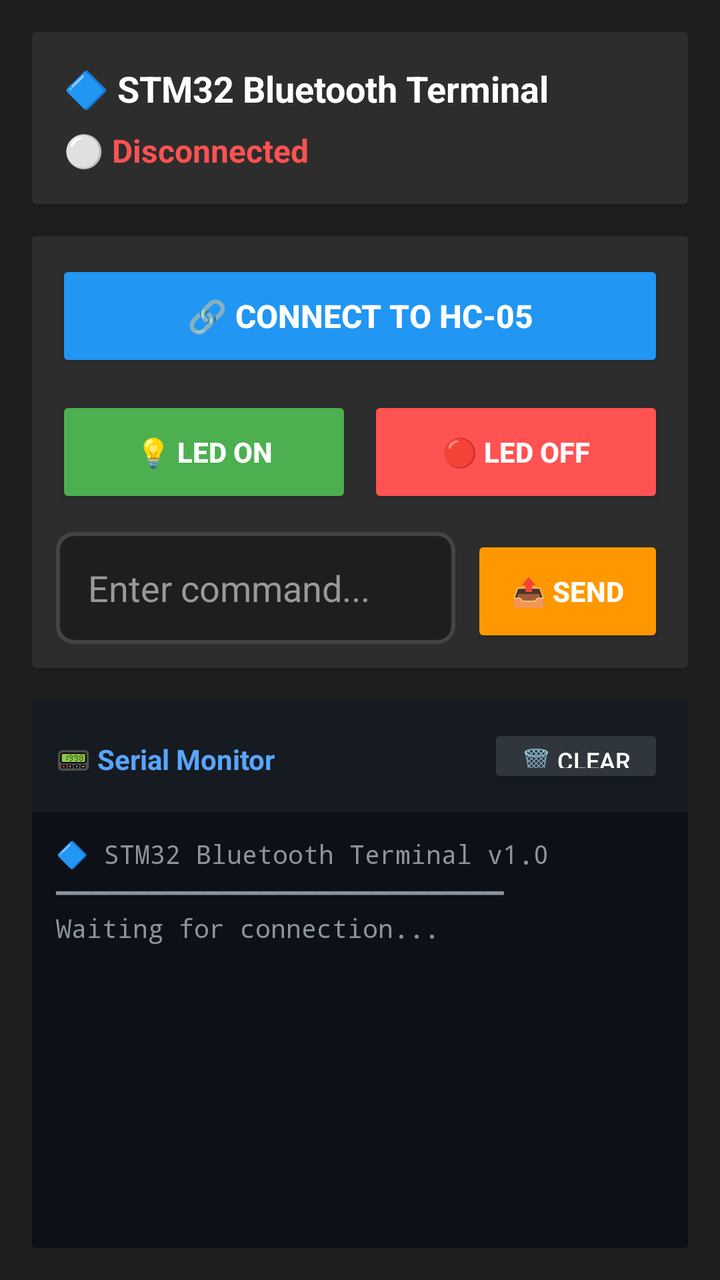
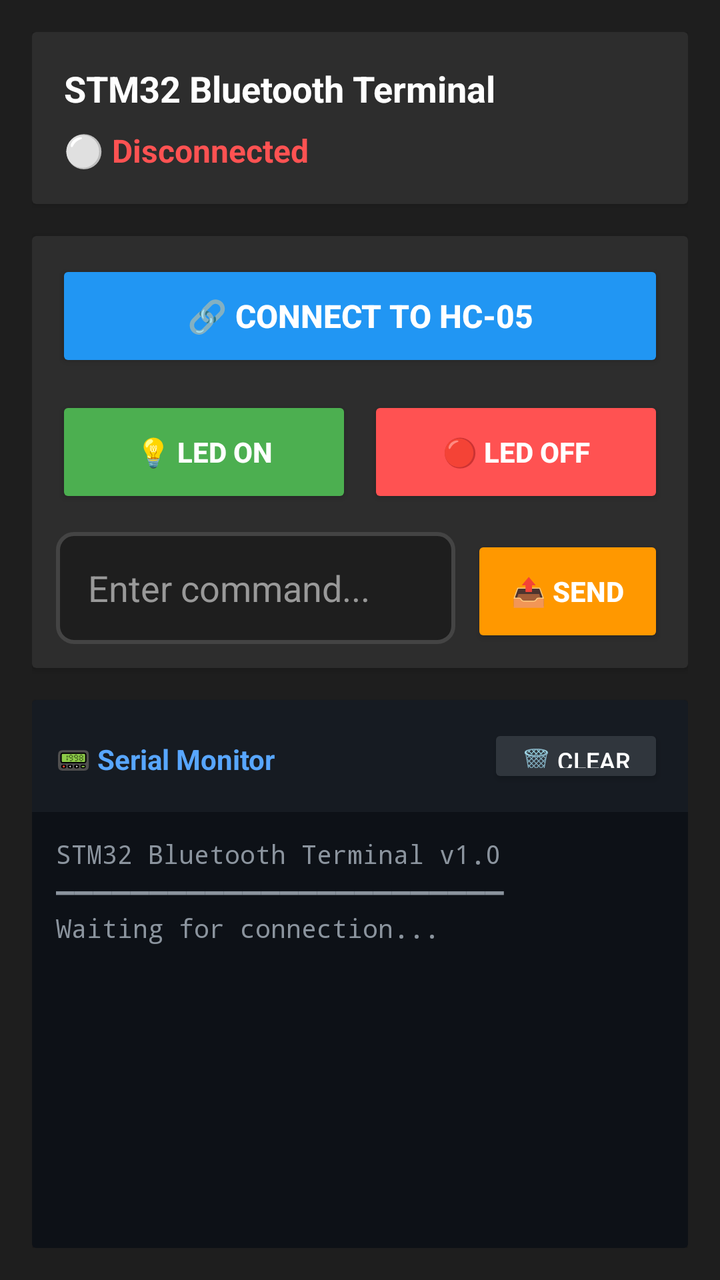

Screens rendered from an Android XML layout before and after an edit, with the pre-edit source and the edit as a unified diff.
<!-- AndroidManifest.xml: application theme Theme.AppCompat.DayNight.DarkActionBar -->
<!-- res/layout/activity_main.xml -->
<?xml version="1.0" encoding="utf-8"?>
<LinearLayout xmlns:android="http://schemas.android.com/apk/res/android"
    android:layout_width="match_parent"
    android:layout_height="match_parent"
    android:orientation="vertical"
    android:padding="16dp"
    android:background="#1E1E1E">

    
    
    

    <androidx.cardview.widget.CardView
        android:layout_width="match_parent"
        android:layout_height="wrap_content"
        android:layout_marginBottom="16dp"
        android:elevation="4dp"
        android:backgroundTint="#2D2D2D">

        <LinearLayout
            android:layout_width="match_parent"
            android:layout_height="wrap_content"
            android:orientation="vertical"
            android:padding="16dp">

            <TextView
                android:layout_width="wrap_content"
                android:layout_height="wrap_content"
                android:text="🔷 STM32 Bluetooth Terminal"
                android:textColor="#FFFFFF"
                android:textSize="18sp"
                android:textStyle="bold"
                android:layout_marginBottom="8dp" />

            <TextView
                android:id="@+id/tvStatus"
                android:layout_width="wrap_content"
                android:layout_height="wrap_content"
                android:text="⚪ Disconnected"
                android:textColor="#FF5252"
                android:textSize="16sp"
                android:textStyle="bold" />

        </LinearLayout>

    </androidx.cardview.widget.CardView>

    
    
    

    <androidx.cardview.widget.CardView
        android:layout_width="match_parent"
        android:layout_height="wrap_content"
        android:layout_marginBottom="16dp"
        android:elevation="4dp"
        android:backgroundTint="#2D2D2D">

        <LinearLayout
            android:layout_width="match_parent"
            android:layout_height="wrap_content"
            android:orientation="vertical"
            android:padding="12dp">

            
            <Button
                android:id="@+id/btnConnect"
                android:layout_width="match_parent"
                android:layout_height="56dp"
                android:text="🔗 Connect to HC-05"
                android:textSize="16sp"
                android:textStyle="bold"
                android:backgroundTint="#2196F3"
                android:textColor="#FFFFFF"
                android:layout_marginBottom="12dp" />

            
            <LinearLayout
                android:layout_width="match_parent"
                android:layout_height="wrap_content"
                android:orientation="horizontal"
                android:layout_marginBottom="12dp">

                <Button
                    android:id="@+id/btnLedOn"
                    android:layout_width="0dp"
                    android:layout_height="56dp"
                    android:layout_weight="1"
                    android:text="💡 LED ON"
                    android:textSize="14sp"
                    android:textStyle="bold"
                    android:backgroundTint="#4CAF50"
                    android:textColor="#FFFFFF"
                    android:layout_marginEnd="8dp" />

                <Button
                    android:id="@+id/btnLedOff"
                    android:layout_width="0dp"
                    android:layout_height="56dp"
                    android:layout_weight="1"
                    android:text="🔴 LED OFF"
                    android:textSize="14sp"
                    android:textStyle="bold"
                    android:backgroundTint="#FF5252"
                    android:textColor="#FFFFFF" />

            </LinearLayout>

            
            <LinearLayout
                android:layout_width="match_parent"
                android:layout_height="wrap_content"
                android:orientation="horizontal">

                <EditText
                    android:id="@+id/etCommand"
                    android:layout_width="0dp"
                    android:layout_height="56dp"
                    android:layout_weight="1"
                    android:hint="Enter command..."
                    android:textColorHint="#999999"
                    android:textColor="#FFFFFF"
                    android:background="@drawable/edittext_background"
                    android:paddingStart="16dp"
                    android:paddingEnd="16dp"
                    android:layout_marginEnd="8dp"
                    android:inputType="text"
                    android:imeOptions="actionSend" />

                <Button
                    android:id="@+id/btnSend"
                    android:layout_width="wrap_content"
                    android:layout_height="56dp"
                    android:text="📤 SEND"
                    android:textSize="14sp"
                    android:textStyle="bold"
                    android:backgroundTint="#FF9800"
                    android:textColor="#FFFFFF"
                    android:paddingStart="20dp"
                    android:paddingEnd="20dp" />

            </LinearLayout>

        </LinearLayout>

    </androidx.cardview.widget.CardView>

    
    
    

    <androidx.cardview.widget.CardView
        android:layout_width="match_parent"
        android:layout_height="0dp"
        android:layout_weight="1"
        android:elevation="4dp"
        android:backgroundTint="#0D1117">

        <LinearLayout
            android:layout_width="match_parent"
            android:layout_height="match_parent"
            android:orientation="vertical">

            
            <LinearLayout
                android:layout_width="match_parent"
                android:layout_height="wrap_content"
                android:orientation="horizontal"
                android:padding="12dp"
                android:background="#161B22">

                <TextView
                    android:layout_width="0dp"
                    android:layout_height="wrap_content"
                    android:layout_weight="1"
                    android:text="📟 Serial Monitor"
                    android:textColor="#58A6FF"
                    android:textSize="14sp"
                    android:textStyle="bold" />

                <Button
                    android:id="@+id/btnClear"
                    android:layout_width="wrap_content"
                    android:layout_height="32dp"
                    android:text="🗑️ Clear"
                    android:textSize="12sp"
                    android:backgroundTint="#30363D"
                    android:textColor="#FFFFFF"
                    android:paddingStart="12dp"
                    android:paddingEnd="12dp"
                    android:minHeight="0dp" />

            </LinearLayout>

            
            <ScrollView
                android:id="@+id/scrollView"
                android:layout_width="match_parent"
                android:layout_height="match_parent"
                android:padding="12dp"
                android:scrollbars="vertical">

                <TextView
                    android:id="@+id/tvTerminal"
                    android:layout_width="match_parent"
                    android:layout_height="wrap_content"
                    android:text="🔷 STM32 Bluetooth Terminal v1.0\n━━━━━━━━━━━━━━━━━━━━━━━━\nWaiting for connection...\n\n"
                    android:textColor="#8B949E"
                    android:textSize="13sp"
                    android:fontFamily="monospace"
                    android:lineSpacingExtra="2dp" />

            </ScrollView>

        </LinearLayout>

    </androidx.cardview.widget.CardView>

</LinearLayout>
<!-- resources referenced by this layout -->
<resources>
  <!-- drawable edittext_background (drawable) -->
  <?xml version="1.0" encoding="utf-8"?>
  <shape xmlns:android="http://schemas.android.com/apk/res/android"
      android:shape="rectangle">
  
      <solid android:color="#1E1E1E" />
  
      <stroke
          android:width="2dp"
          android:color="#444444" />
  
      <corners android:radius="8dp" />
  
      <padding
          android:left="8dp"
          android:right="8dp"
          android:top="8dp"
          android:bottom="8dp" />
  
  </shape>
</resources>

<!-- the commit's change to res/layout/activity_main.xml (unified diff, before → after) -->
@@ -26,7 +26,7 @@
             <TextView
                 android:layout_width="wrap_content"
                 android:layout_height="wrap_content"
-                android:text="🔷 STM32 Bluetooth Terminal"
+                android:text="STM32 Bluetooth Terminal"
                 android:textColor="#FFFFFF"
                 android:textSize="18sp"
                 android:textStyle="bold"
@@ -204,7 +204,7 @@
                     android:id="@+id/tvTerminal"
                     android:layout_width="match_parent"
                     android:layout_height="wrap_content"
-                    android:text="🔷 STM32 Bluetooth Terminal v1.0\n━━━━━━━━━━━━━━━━━━━━━━━━\nWaiting for connection...\n\n"
+                    android:text="STM32 Bluetooth Terminal v1.0\n━━━━━━━━━━━━━━━━━━━━━━━━\nWaiting for connection...\n\n"
                     android:textColor="#8B949E"
                     android:textSize="13sp"
                     android:fontFamily="monospace"
